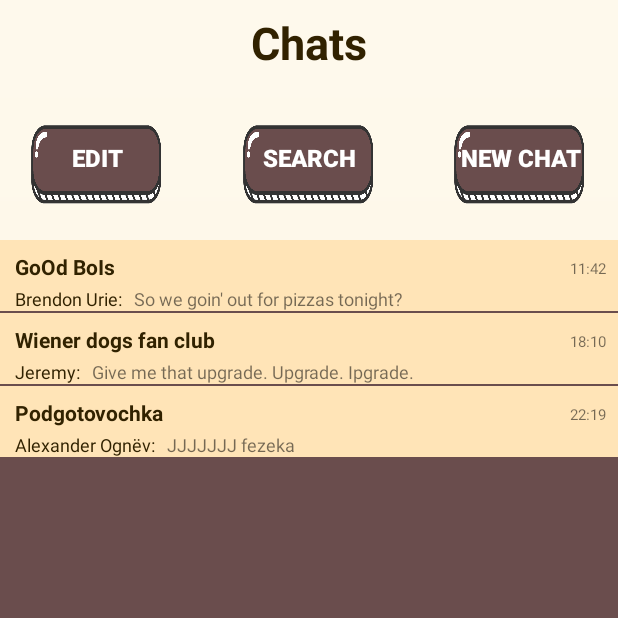
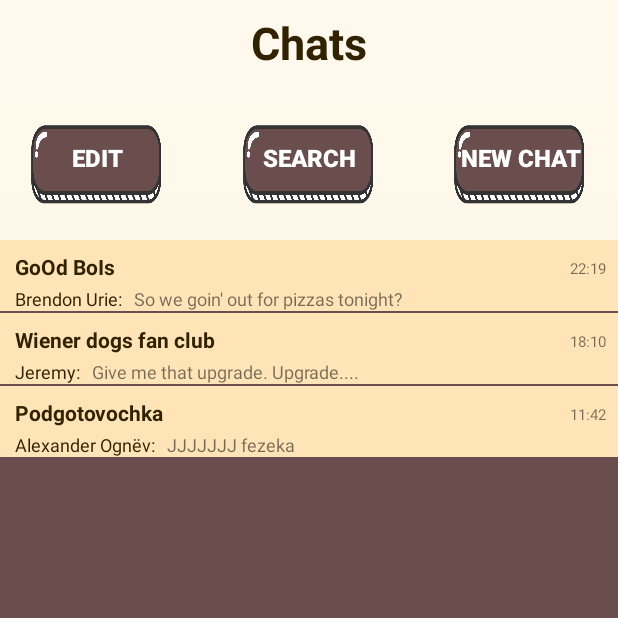
Before and after one commit to pudosha/Wasabee, an Android app: the ChatListActivity screen opened directly, with no data from a screen before it, on a phone screen of 412 x 824 dp, the top half of it. Run offline under Robolectric (Android 15) with nearby library versions, the phone set to English and light mode, and no system bars.

Commit message:
Restrictions for messages view in ChatListActivity are completed!1 Hurray

```diff
--- a/app/src/main/java/com/example/wasabee/ChatListActivity.kt
+++ b/app/src/main/java/com/example/wasabee/ChatListActivity.kt
@@ -35,9 +35,9 @@ class ChatListActivity : AppCompatActivity(), ChatListAdapter.OnChatListener {
         super.onCreate(savedInstanceState)
         setContentView(R.layout.activity_chat_list)
 
-        chats.add(Chat("GoOd BoIs", "So we goin' out for pizzas tonight?", "11:42", "Brendon Urie"))
-        chats.add(Chat("Wiener dogs fan club", "Give me that upgrade. Upgrade. Ipgrade. Gimme that upgraaaaaaaaaade", "18:10", "Jeremy"))
-        chats.add(Chat("Podgotovochka", "JJJJJJJ fezeka", "22:19", "Alexander Ognёv"))
+        chats.add(Chat("GoOd BoIs", "So we goin' out for pizzas tonight?", "22:19", "Brendon Urie"))
+        chats.add(Chat("Wiener dogs fan club", "Give me that upgrade. Upgrade.\n Ipgrade. Gimme that upgraaaaaaaaaade", "18:10", "Jeremy"))
+        chats.add(Chat("Podgotovochka", "JJJJJJJ fezeka", "11:42", "Alexander Ognёv"))
 
         recyclerview_chat_list.layoutManager = LinearLayoutManager(this)
         recyclerview_chat_list.adapter = mAdapter
--- a/app/src/main/java/com/example/wasabee/ChatListAdapter.java
+++ b/app/src/main/java/com/example/wasabee/ChatListAdapter.java
@@ -68,7 +68,19 @@ public class ChatListAdapter extends RecyclerView.Adapter {
 
         void bind(Chat chat) {
             chatNameText.setText(chat.getChatName());
-            lastMessageText.setText(chat.getLastMessage().substring(0, Math.min(40, chat.getLastMessage().toString().length())));//доделать
+            String lastMessage = chat.getLastMessage();
+            int indexOfEnter = lastMessage.indexOf('\n');
+            int maxMessageLength = 50;
+
+            if (lastMessage.length() < maxMessageLength && indexOfEnter < 0)
+                lastMessageText.setText(chat.getLastMessage());
+
+            if (indexOfEnter >= 0 && indexOfEnter < maxMessageLength)
+                lastMessageText.setText(chat.getLastMessage().substring(0, indexOfEnter) + "...");
+
+            if (lastMessage.length() >= maxMessageLength && (indexOfEnter < 0 || indexOfEnter > maxMessageLength))
+                lastMessageText.setText(chat.getLastMessage().substring(0, maxMessageLength) + "...");
+
             timeText.setText(chat.getDate().toString());
             senderNameText.setText(chat.getSenderID() + ":");
         }
@@ -79,7 +91,7 @@ public class ChatListAdapter extends RecyclerView.Adapter {
         }
     }
 
-    public interface OnChatListener{
+    public interface OnChatListener {
         void onChatClick(int position);
     }
 
--- a/app/src/main/res/layout/item_chat.xml
+++ b/app/src/main/res/layout/item_chat.xml
@@ -17,7 +17,7 @@
             android:layout_marginLeft="10dp"
             app:layout_constraintLeft_toLeftOf="parent"
             android:layout_marginTop="3dp" app:layout_constraintTop_toBottomOf="@+id/chat_name"
-            android:textColor="@color/colorTextBlack"/>
+            android:textColor="@color/colorTextBlack" android:maxLines="1"/>
 
     <TextView
             android:id="@+id/last_message"
@@ -27,7 +27,7 @@
             android:textSize="12sp"
             android:layout_marginTop="3dp" app:layout_constraintTop_toBottomOf="@+id/chat_name"
             app:layout_constraintStart_toEndOf="@+id/sender_name"
-            android:layout_marginStart="8dp"/>
+            android:layout_marginStart="8dp" android:maxLines="1"/>
     <TextView
             android:id="@+id/chat_name"
             android:text="Chat for cool bois"
@@ -37,7 +37,7 @@
             android:layout_marginLeft="10dp"
             app:layout_constraintLeft_toLeftOf="parent"
             app:layout_constraintTop_toTopOf="parent" android:textColor="@color/colorTextBlack"
-            android:textStyle="bold"/>
+            android:textStyle="bold" android:maxLines="1"/>
 
     <TextView
             android:id="@+id/time"
@@ -46,6 +46,7 @@
             android:layout_height="wrap_content"
             android:textSize="10sp"
             app:layout_constraintEnd_toEndOf="parent"
-            android:layout_marginEnd="8dp" android:layout_marginTop="4dp" app:layout_constraintTop_toTopOf="parent"/>
+            android:layout_marginEnd="8dp" android:layout_marginTop="4dp" app:layout_constraintTop_toTopOf="parent"
+            android:maxLines="1"/>
 
 </androidx.constraintlayout.widget.ConstraintLayout>
```
